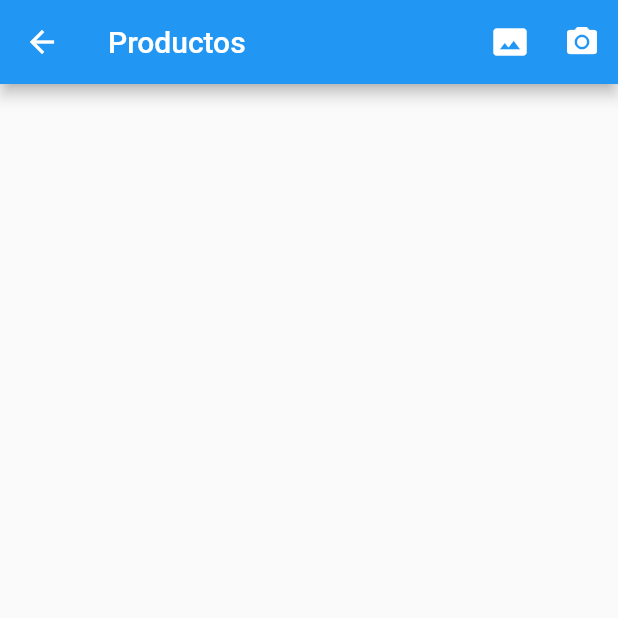
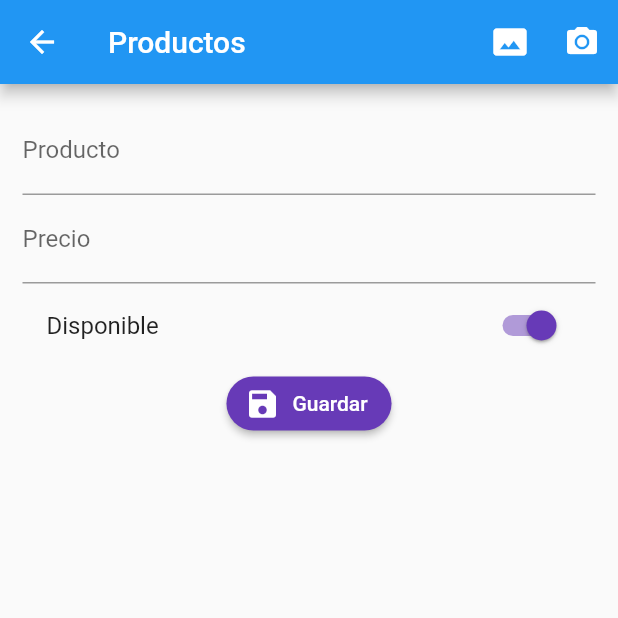
Before and after one commit to GermanAviles/productosPSP, a Flutter app: the ProductoPage screen opened directly, on a phone screen of 412 x 824 dp, the top half of it. Run offline on Flutter 3.47's test engine with Material 2 defaults, Android fonts, the phone set to English and light mode, and no system bars; our stand-ins replace cloud_firestore; accounts and stored records are empty.

Commit message:
implementación de firebase

```diff
--- /dev/null
+++ b/lib/src/models/producto_model.dart
@@ -0,0 +1,37 @@
+import 'dart:convert';
+
+ProductoModel productoModelFromJson(String str) => ProductoModel.fromJson(json.decode(str));
+
+String productoModelToJson(ProductoModel data) => json.encode(data.toJson());
+
+class ProductoModel {
+    String id;
+    String titulo;
+    double valor;
+    bool disponible;
+    String fotoUrl;
+
+    ProductoModel({
+        this.id,
+        this.titulo = '',
+        this.valor  = 0.0,
+        this.disponible = true,
+        this.fotoUrl,
+    });
+
+    factory ProductoModel.fromJson(Map<String, dynamic> json) => ProductoModel(
+        id          : json["id"],
+        titulo      : json["titulo"],
+        valor       : json["valor"],
+        disponible  : json["disponible"],
+        fotoUrl     : json["fotoUrl"],
+    );
+
+    Map<String, dynamic> toJson() => {
+        "id"          : id,
+        "titulo"      : titulo,
+        "valor"       : valor,
+        "disponible"  : disponible,
+        "fotoUrl"     : fotoUrl,
+    };
+}
--- /dev/null
+++ b/lib/src/pages/producto_page.dart
@@ -0,0 +1,124 @@
+import 'package:flutter/material.dart';
+import 'package:productos/src/models/producto_model.dart';
+import 'package:productos/src/providers/productos_provider.dart';
+import 'package:productos/src/utils/utils.dart' as utils;
+
+class ProductoPage extends StatefulWidget {
+
+  @override
+  _ProductoPageState createState() => _ProductoPageState();
+}
+
+class _ProductoPageState extends State<ProductoPage> {
+
+  final productoProvider = new ProductosProvider();
+  final formKey = GlobalKey<FormState>();
+
+  ProductoModel producto = new ProductoModel();
+
+  @override
+  Widget build(BuildContext context) {
+    return Scaffold(
+      appBar: AppBar(
+        title: Text('Productos'),
+        actions: <Widget>[
+          IconButton(
+            icon: Icon(Icons.photo_size_select_actual),
+            onPressed: () {},
+          ),
+          IconButton(
+            icon: Icon(Icons.camera_alt),
+            onPressed: () {},
+          ),
+        ],
+      ),
+      body: SingleChildScrollView(
+        child: Container(
+          padding: EdgeInsets.all(15.0),
+          child: Form(
+            key: formKey,
+            child: Column(
+              children: <Widget>[
+                _crearNombre(),
+                _crearPrecio(),
+                _crearDisponible(),
+                _crearBoton()
+              ],
+            ),
+          ),
+        ),
+      )
+    );
+  }
+
+  Widget _crearNombre() {
+    return TextFormField(
+      initialValue: producto.titulo,
+      textCapitalization: TextCapitalization.sentences,
+      decoration:InputDecoration(
+        labelText: 'Producto',
+      ),
+      onSaved: (value) => producto.titulo = value,
+      validator: ( valor ) {
+        return valor.length < 3 ? 'Ingrese el nombre del producto' : null;
+      },
+    );
+  }
+
+  Widget _crearPrecio() {
+    return TextFormField(
+      // initialValue: producto.valor.toString(),
+      keyboardType: TextInputType.numberWithOptions(decimal: true),
+      // obscureText: true,
+      decoration:InputDecoration(
+        labelText: 'Precio',
+      ),
+      onSaved: (value) => producto.valor = double.parse(value),
+      validator:  ( value ) {
+        return utils.isNumeric(value) ? null : 'Sólo números';
+      },
+    );
+  }
+
+  Widget _crearBoton() {
+    return RaisedButton.icon(
+      shape: RoundedRectangleBorder(
+        borderRadius: BorderRadius.circular(20.0)
+      ),
+      textColor: Colors.white,
+      color: Colors.deepPurple,
+      label: Text('Guardar'),
+      icon: Icon( Icons.save ),
+      onPressed: () => _submit(),
+    );
+  }
+
+  Widget _crearDisponible() {
+    return SwitchListTile(
+      value: producto.disponible,
+      title: Text('Disponible'),
+      activeColor: Colors.deepPurple,
+      onChanged: (value) {
+        setState(() {
+          producto.disponible = value;
+        });
+      },
+    );
+  }
+
+  void _submit() {
+
+    if ( !formKey.currentState.validate() ) return;
+
+    formKey.currentState.save();
+
+    print('Titulo: ${producto.titulo}');
+    print('Valor: ${producto.valor}');
+    print('disponible: ${producto.disponible}' );
+
+
+    // productoProvider.createProducto(producto);
+    productoProvider.getProductos();
+
+  }
+}
--- a/lib/src/pages/productos_page.dart
+++ /dev/null
@@ -1,30 +0,0 @@
-import 'package:flutter/material.dart';
-
-class ProductoPage extends StatelessWidget {
-
-  const ProductoPage({Key key}) : super(key: key);
-
-  @override
-  Widget build(BuildContext context) {
-    return Scaffold(
-      appBar: AppBar(
-        title: Text('Productos'),
-        actions: <Widget>[
-          IconButton(
-            icon: Icon(Icons.photo_size_select_actual),
-            onPressed: () {},
-          ),
-          IconButton(
-            icon: Icon(Icons.camera_alt),
-            onPressed: () {},
-          ),
-        ],
-      ),
-      body: ListView(
-        children: <Widget>[
-
-        ],
-      ),
-    );
-  }
-}
--- /dev/null
+++ b/lib/src/providers/productos_provider.dart
@@ -0,0 +1,38 @@
+import 'package:cloud_firestore/cloud_firestore.dart';
+import 'package:productos/src/models/producto_model.dart';
+
+final databaseReference = Firestore.instance;
+
+class ProductosProvider {
+
+  ProductoModel productoModel = new ProductoModel();
+
+  ProductosProvider();
+
+  createProducto( ProductoModel producto ) async {
+
+    final result = await databaseReference.collection('productos').add( producto.toJson() );
+    print('id: ${result.documentID}');
+    print('ruta: ${result.path}');
+
+  }
+
+  Future getProductos() async {
+    List products = [];
+
+    final productos = await databaseReference.collection('productos').getDocuments();
+
+    productos.documents.forEach( (product) {
+
+      productoModel.id          = product.documentID;
+      productoModel.valor       = product.data['valor'];
+      productoModel.titulo      = product.data['titulo'];
+      productoModel.disponible  = product.data['disponible'];
+
+      products.add( productoModel.toJson() );
+    });
+
+    return products;
+  }
+
+}
--- a/pubspec.yaml
+++ b/pubspec.yaml
@@ -20,9 +20,9 @@ dependencies:
   flutter:
     sdk: flutter
 
-  # The following adds the Cupertino Icons font to your application.
-  # Use with the CupertinoIcons class for iOS style icons.
   cupertino_icons: ^0.1.2
+  cloud_firestore: ^0.12.10
+  rxdart: ^0.22.6
 
 dev_dependencies:
   flutter_test:
```
Also changed, not shown: lib/main.dart (+9 -6 lines), lib/src/pages/home_page.dart (added, +26 -0 lines), lib/src/utils/utils.dart (added, +11 -0 lines), pubspec.lock, 9 other files.
